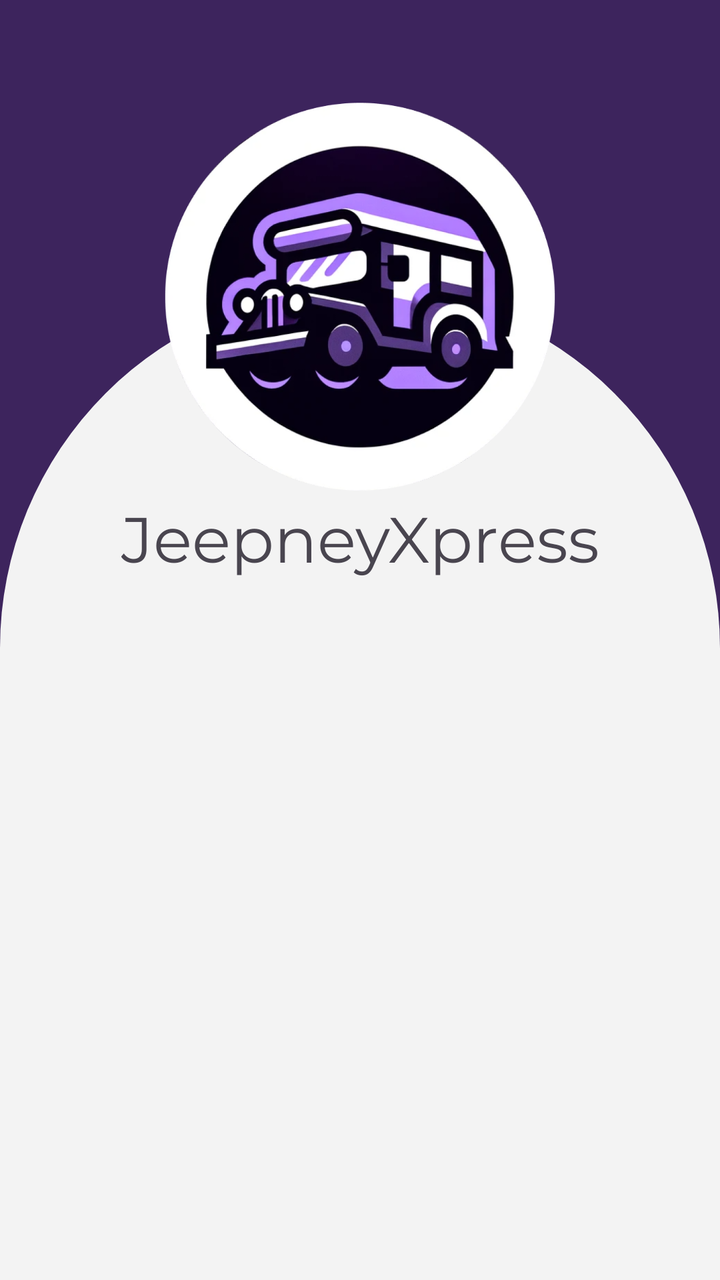
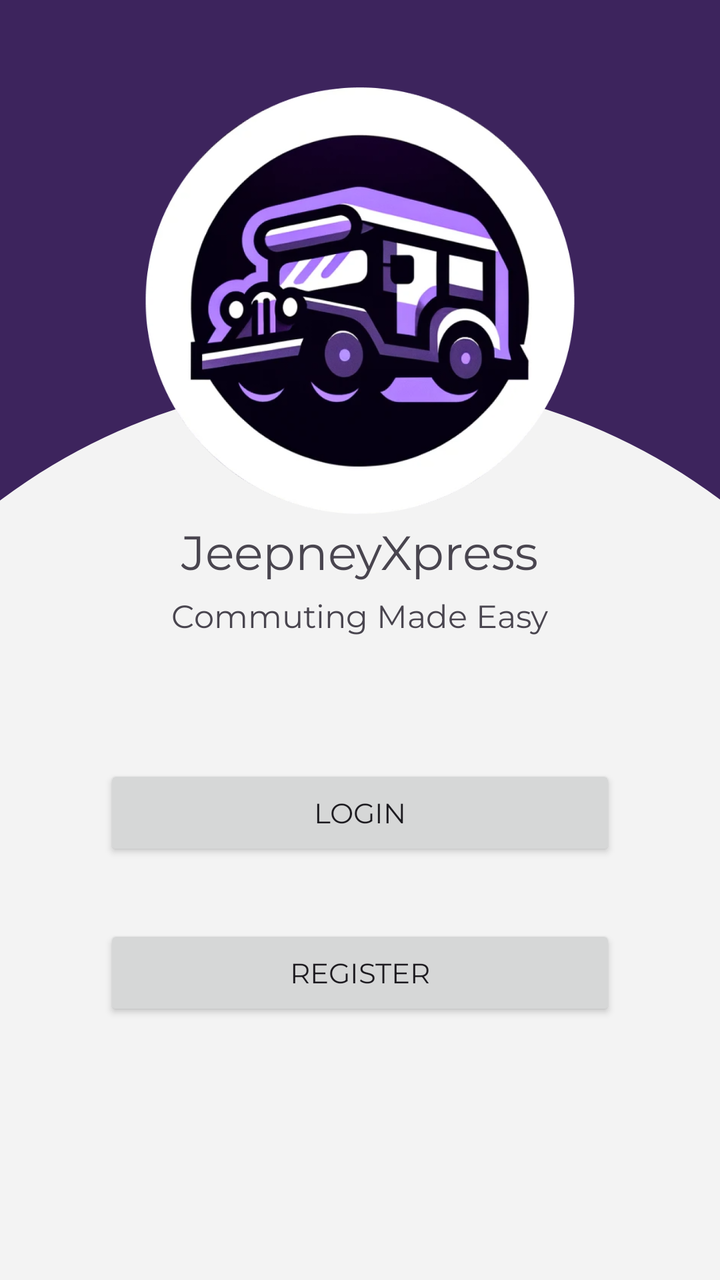

Two renders of the same Android screen: before a commit and after it. Below are the layout's source before the change and the commit's diff.
<!-- AndroidManifest.xml: application theme Theme.FinanceTrackerApp -->
<!-- res/layout/activity_main.xml -->
<?xml version="1.0" encoding="utf-8"?>
<androidx.constraintlayout.widget.ConstraintLayout xmlns:android="http://schemas.android.com/apk/res/android"
    xmlns:app="http://schemas.android.com/apk/res-auto"
    xmlns:tools="http://schemas.android.com/tools"
    android:id="@+id/main"
    android:layout_width="match_parent"
    android:layout_height="match_parent"
    tools:context=".MainActivity">

    <LinearLayout
        android:layout_width="match_parent"
        android:layout_height="match_parent"
        android:background="@color/accent"
        android:orientation="vertical"
        app:layout_constraintBottom_toBottomOf="parent"
        app:layout_constraintEnd_toEndOf="parent"
        app:layout_constraintStart_toStartOf="parent"
        app:layout_constraintTop_toTopOf="parent">

        <androidx.constraintlayout.widget.ConstraintLayout
            android:layout_width="match_parent"
            android:layout_height="match_parent">

            <androidx.constraintlayout.widget.ConstraintLayout
                android:layout_width="match_parent"
                android:layout_height="match_parent"
                app:layout_constraintBottom_toBottomOf="parent"
                app:layout_constraintEnd_toEndOf="parent"
                app:layout_constraintStart_toStartOf="parent"
                app:layout_constraintTop_toTopOf="parent">

                <LinearLayout
                    android:id="@+id/linearLayout2"
                    android:layout_width="match_parent"
                    android:layout_height="496dp"
                    android:background="@drawable/rectangle"
                    android:orientation="vertical"
                    app:layout_constraintBottom_toBottomOf="parent"
                    app:layout_constraintEnd_toEndOf="parent"
                    app:layout_constraintStart_toStartOf="parent">

                </LinearLayout>

                <LinearLayout
                    android:id="@+id/linearLayout"
                    android:layout_width="match_parent"
                    android:layout_height="wrap_content"
                    android:layout_marginTop="-96dp"
                    android:orientation="horizontal"
                    app:layout_constraintEnd_toEndOf="parent"
                    app:layout_constraintStart_toStartOf="parent"
                    app:layout_constraintTop_toTopOf="@+id/linearLayout2">

                    <ImageView
                        android:id="@+id/imageView2"
                        android:layout_width="0dp"
                        android:layout_height="200dp"
                        android:layout_weight="1"
                        android:adjustViewBounds="true"
                        android:maxHeight="200dp"
                        android:scaleType="fitCenter"
                        app:srcCompat="@drawable/jeepneyxpress_logo" />
                </LinearLayout>

                <LinearLayout
                    android:layout_width="wrap_content"
                    android:layout_height="wrap_content"
                    android:orientation="horizontal"
                    app:layout_constraintEnd_toEndOf="parent"
                    app:layout_constraintStart_toStartOf="parent"
                    app:layout_constraintTop_toBottomOf="@+id/linearLayout">

                    <TextView
                        android:id="@+id/textView"
                        android:layout_width="wrap_content"
                        android:layout_height="wrap_content"
                        android:layout_weight="1"
                        android:textSize="32sp"
                        android:fontFamily="@font/montserrat_regular"
                        android:text="@string/app_name" />
                </LinearLayout>

            </androidx.constraintlayout.widget.ConstraintLayout>
        </androidx.constraintlayout.widget.ConstraintLayout>
    </LinearLayout>
</androidx.constraintlayout.widget.ConstraintLayout>
<!-- resources referenced by this layout -->
<resources>
  <color name="accent">#3D245D</color>
  <!-- drawable jeepneyxpress_logo: png bitmap (drawable, 274584 bytes) -->
  <!-- drawable rectangle (drawable) -->
  <?xml version="1.0" encoding="utf-8"?>
  <shape xmlns:android="http://schemas.android.com/apk/res/android">
      <corners android:topLeftRadius="600dp" android:topRightRadius="600dp"/>
      <solid android:color="@color/primary"/>
  </shape>
  <string name="app_name">JeepneyXpress</string>
  <style name="Theme.FinanceTrackerApp" parent="Base.Theme.JeepneyXpress" />
  <color name="primary">#F3F3F3</color>
  <style name="Base.Theme.JeepneyXpress" parent="Theme.Material3.DayNight.NoActionBar">
          <item name="android:fontFamily"> @font/montserrat_regular </item>
          
          
      </style>
</resources>

<!-- the commit's change to res/layout/activity_main.xml (unified diff, before → after) -->
@@ -31,8 +31,8 @@
 
                 <LinearLayout
                     android:id="@+id/linearLayout2"
-                    android:layout_width="match_parent"
-                    android:layout_height="496dp"
+                    android:layout_width="600dp"
+                    android:layout_height="450dp"
                     android:background="@drawable/rectangle"
                     android:orientation="vertical"
                     app:layout_constraintBottom_toBottomOf="parent"
@@ -45,7 +45,7 @@
                     android:id="@+id/linearLayout"
                     android:layout_width="match_parent"
                     android:layout_height="wrap_content"
-                    android:layout_marginTop="-96dp"
+                    android:layout_marginTop="-150dp"
                     android:orientation="horizontal"
                     app:layout_constraintEnd_toEndOf="parent"
                     app:layout_constraintStart_toStartOf="parent"
@@ -54,7 +54,7 @@
                     <ImageView
                         android:id="@+id/imageView2"
                         android:layout_width="0dp"
-                        android:layout_height="200dp"
+                        android:layout_height="220dp"
                         android:layout_weight="1"
                         android:adjustViewBounds="true"
                         android:maxHeight="200dp"
@@ -63,6 +63,7 @@
                 </LinearLayout>
 
                 <LinearLayout
+                    android:id="@+id/linearLayout3"
                     android:layout_width="wrap_content"
                     android:layout_height="wrap_content"
                     android:orientation="horizontal"
@@ -75,9 +76,64 @@
                         android:layout_width="wrap_content"
                         android:layout_height="wrap_content"
                         android:layout_weight="1"
-                        android:textSize="32sp"
                         android:fontFamily="@font/montserrat_regular"
-                        android:text="@string/app_name" />
+                        android:text="@string/app_name"
+                        android:textSize="24sp" />
+
+                </LinearLayout>
+
+                <LinearLayout
+                    android:id="@+id/linearLayout4"
+                    android:layout_width="wrap_content"
+                    android:layout_height="wrap_content"
+                    android:layout_marginTop="6dp"
+                    android:orientation="horizontal"
+                    app:layout_constraintEnd_toEndOf="parent"
+                    app:layout_constraintStart_toStartOf="parent"
+                    app:layout_constraintTop_toBottomOf="@+id/linearLayout3">
+
+                    <TextView
+                        android:id="@+id/textView3"
+                        android:layout_width="wrap_content"
+                        android:layout_height="wrap_content"
+                        android:layout_weight="1"
+                        android:text="@string/app_description"
+                        android:textSize="16sp" />
+                </LinearLayout>
+
+                <LinearLayout
+                    android:id="@+id/linearLayout5"
+                    android:layout_width="256dp"
+                    android:layout_height="wrap_content"
+                    android:layout_marginTop="64dp"
+                    android:orientation="horizontal"
+                    app:layout_constraintEnd_toEndOf="parent"
+                    app:layout_constraintStart_toStartOf="parent"
+                    app:layout_constraintTop_toBottomOf="@+id/linearLayout4">
+
+                    <Button
+                        android:id="@+id/button"
+                        android:layout_width="wrap_content"
+                        android:layout_height="wrap_content"
+                        android:layout_weight="1"
+                        android:text="@string/login" />
+                </LinearLayout>
+
+                <LinearLayout
+                    android:layout_width="256dp"
+                    android:layout_height="wrap_content"
+                    android:layout_marginTop="32dp"
+                    android:orientation="horizontal"
+                    app:layout_constraintEnd_toEndOf="parent"
+                    app:layout_constraintStart_toStartOf="parent"
+                    app:layout_constraintTop_toBottomOf="@+id/linearLayout5">
+
+                    <Button
+                        android:id="@+id/button2"
+                        android:layout_width="wrap_content"
+                        android:layout_height="wrap_content"
+                        android:layout_weight="1"
+                        android:text="@string/register" />
                 </LinearLayout>
 
             </androidx.constraintlayout.widget.ConstraintLayout>
<!-- resource entries referenced after the edit -->
@@ -5,10 +5,13 @@
   <!-- drawable rectangle (drawable) -->
   <?xml version="1.0" encoding="utf-8"?>
   <shape xmlns:android="http://schemas.android.com/apk/res/android">
-      <corners android:topLeftRadius="600dp" android:topRightRadius="600dp"/>
+      <corners android:topLeftRadius="500dp" android:topRightRadius="500dp"/>
       <solid android:color="@color/primary"/>
   </shape>
+  <string name="app_description">Commuting Made Easy</string>
   <string name="app_name">JeepneyXpress</string>
+  <string name="login">Login</string>
+  <string name="register">Register</string>
   <style name="Theme.FinanceTrackerApp" parent="Base.Theme.JeepneyXpress" />
   <color name="primary">#F3F3F3</color>
   <style name="Base.Theme.JeepneyXpress" parent="Theme.Material3.DayNight.NoActionBar">
